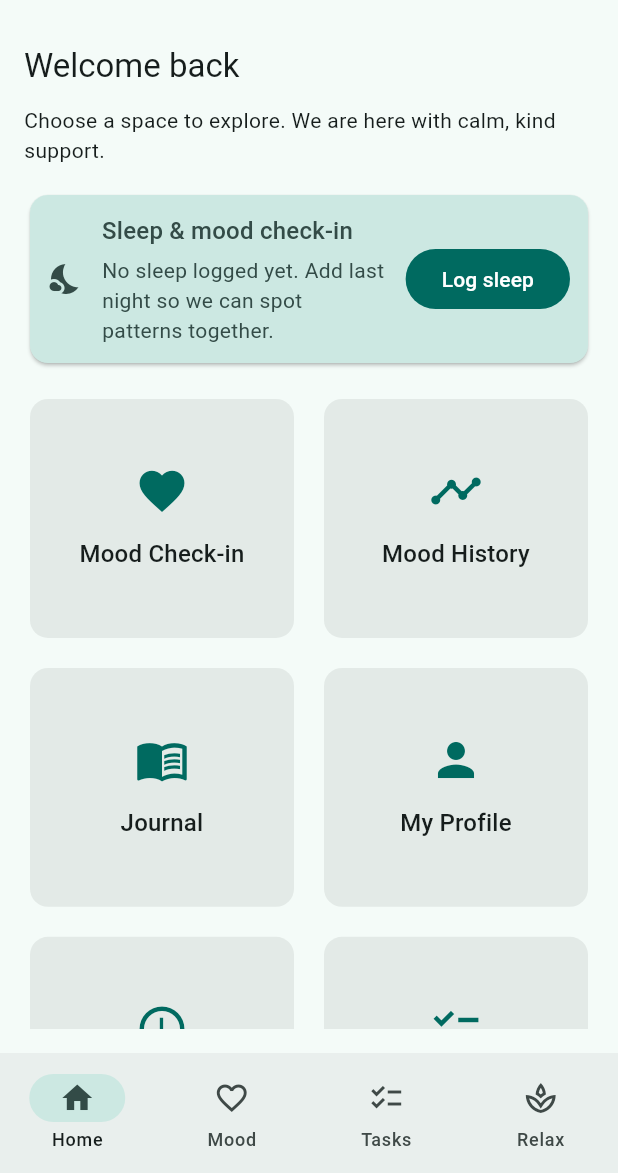
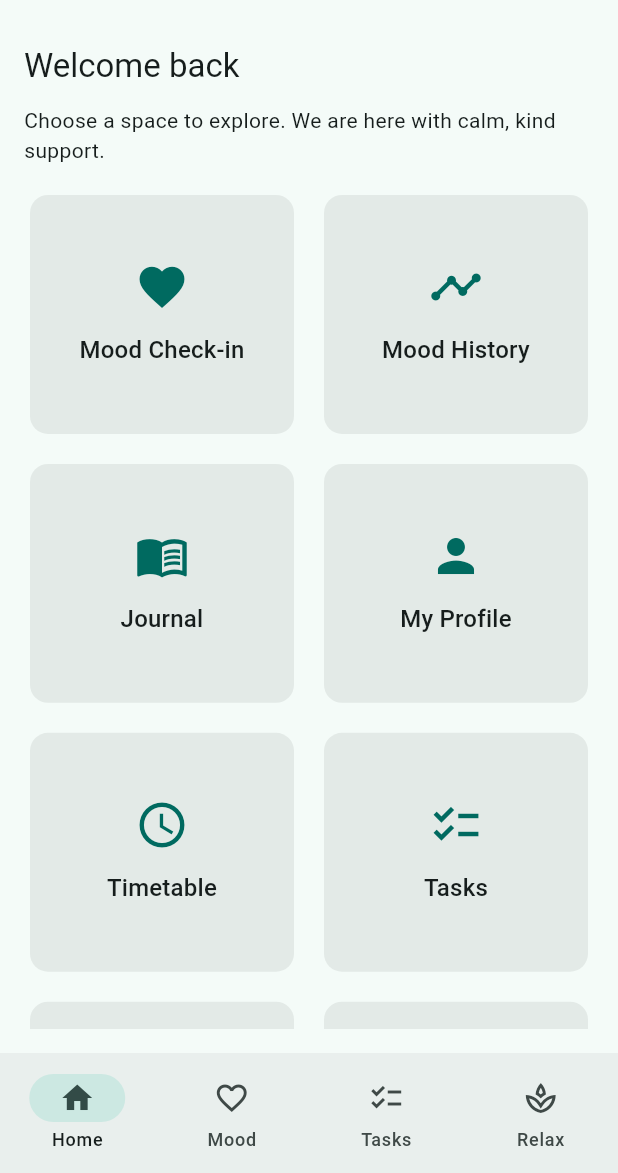
Before and after one commit to Brian-C69/calm_campus, a Flutter app: the screen it shows after launch, on a phone screen of 412 x 824 dp, the part 63-1236 px from its top. Run offline on Flutter 3.47's test engine with Material 3 defaults, Android fonts, the light colour scheme and no system bars; our stand-ins replace equatable, just_audio, shared_preferences, sqflite, table_calendar; accounts and stored records are empty.

Commit message:
Remove sleep check-in from home page

```diff
--- a/lib/pages/home_page.dart
+++ b/lib/pages/home_page.dart
@@ -1,7 +1,5 @@
 import 'package:flutter/material.dart';
 
-import '../models/sleep_entry.dart';
-import '../services/db_service.dart';
 import '../services/user_profile_service.dart';
 
 class HomePage extends StatefulWidget {
@@ -14,14 +12,12 @@ class HomePage extends StatefulWidget {
 class _HomePageState extends State<HomePage> {
   late Future<String?> _nicknameFuture;
   late Future<bool> _isLoggedInFuture;
-  late Future<SleepEntry?> _latestSleepFuture;
 
   @override
   void initState() {
     super.initState();
     _nicknameFuture = _loadNickname();
     _isLoggedInFuture = _loadLoginState();
-    _latestSleepFuture = _loadLatestSleep();
   }
 
   Future<String?> _loadNickname() async {
@@ -31,18 +27,6 @@ class _HomePageState extends State<HomePage> {
 
   Future<bool> _loadLoginState() {
     return UserProfileService.instance.isLoggedIn();
-  }
-
-  Future<SleepEntry?> _loadLatestSleep() {
-    return DbService.instance.getLatestSleepEntry();
-  }
-
-  String _formatDuration(double hours) {
-    final int wholeHours = hours.floor();
-    final int minutes = ((hours - wholeHours) * 60).round();
-    if (minutes == 0) return '${wholeHours}h';
-    if (minutes == 60) return '${wholeHours + 1}h';
-    return '${wholeHours}h ${minutes}m';
   }
 
   @override
@@ -120,87 +104,6 @@ class _HomePageState extends State<HomePage> {
               style: Theme.of(context).textTheme.bodyMedium,
             ),
             const SizedBox(height: 16),
-            FutureBuilder<SleepEntry?>(
-              future: _latestSleepFuture,
-              builder: (context, snapshot) {
-                if (snapshot.connectionState == ConnectionState.waiting) {
-                  return const Card(
-                    child: Padding(
-                      padding: EdgeInsets.all(12),
-                      child: Row(
-                        children: [
-                          SizedBox(
-                            height: 18,
-                            width: 18,
-                            child: CircularProgressIndicator(strokeWidth: 2),
-                          ),
-                          SizedBox(width: 12),
-                          Text('Checking last night\'s rest...'),
-                        ],
-                      ),
-                    ),
-                  );
-                }
-
-                final SleepEntry? latest = snapshot.data;
-                return Card(
-                  color: Theme.of(context).colorScheme.secondaryContainer,
-                  child: Padding(
-                    padding: const EdgeInsets.all(12),
-                    child: Row(
-                      children: [
-                        Icon(Icons.nights_stay,
-                            color:
-                                Theme.of(context).colorScheme.onSecondaryContainer),
-                        const SizedBox(width: 12),
-                        Expanded(
-                          child: Column(
-                            crossAxisAlignment: CrossAxisAlignment.start,
-                            children: [
-                              Text(
-                                'Sleep & mood check-in',
-                                style: Theme.of(context)
-                                    .textTheme
-                                    .titleMedium
-                                    ?.copyWith(
-                                        color: Theme.of(context)
-                                            .colorScheme
-                                            .onSecondaryContainer),
-                              ),
-                              const SizedBox(height: 4),
-                              Text(
-                                latest == null
-                                    ? 'No sleep logged yet. Add last night so we can spot patterns together.'
-                                    : 'Last night: ${_formatDuration(latest.durationHours)} • Restfulness ${latest.restfulness}/5',
-                                style: Theme.of(context)
-                                    .textTheme
-                                    .bodyMedium
-                                    ?.copyWith(
-                                        color: Theme.of(context)
-                                            .colorScheme
-                                            .onSecondaryContainer),
-                              ),
-                            ],
-                          ),
-                        ),
-                        const SizedBox(width: 12),
-                        FilledButton(
-                          onPressed: () async {
-                            await Navigator.pushNamed(context, '/sleep');
-                            if (!mounted) return;
-                            setState(() {
-                              _latestSleepFuture = _loadLatestSleep();
-                            });
-                          },
-                          child: Text(latest == null ? 'Log sleep' : 'View log'),
-                        ),
-                      ],
-                    ),
-                  ),
-                );
-              },
-            ),
-            const SizedBox(height: 16),
             Expanded(
               child: GridView.builder(
                 gridDelegate: const SliverGridDelegateWithFixedCrossAxisCount(
```
